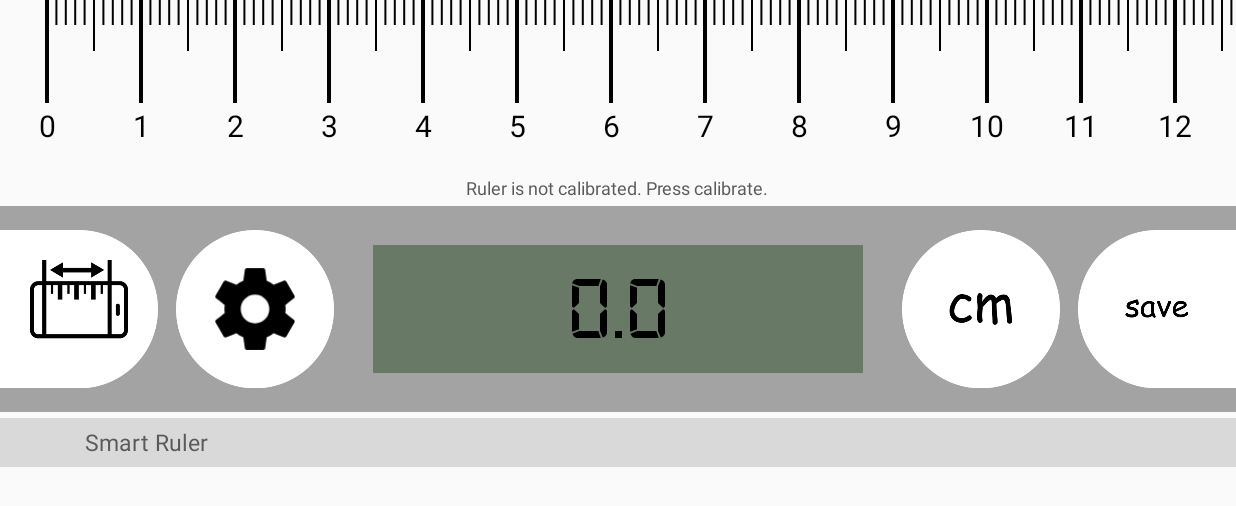
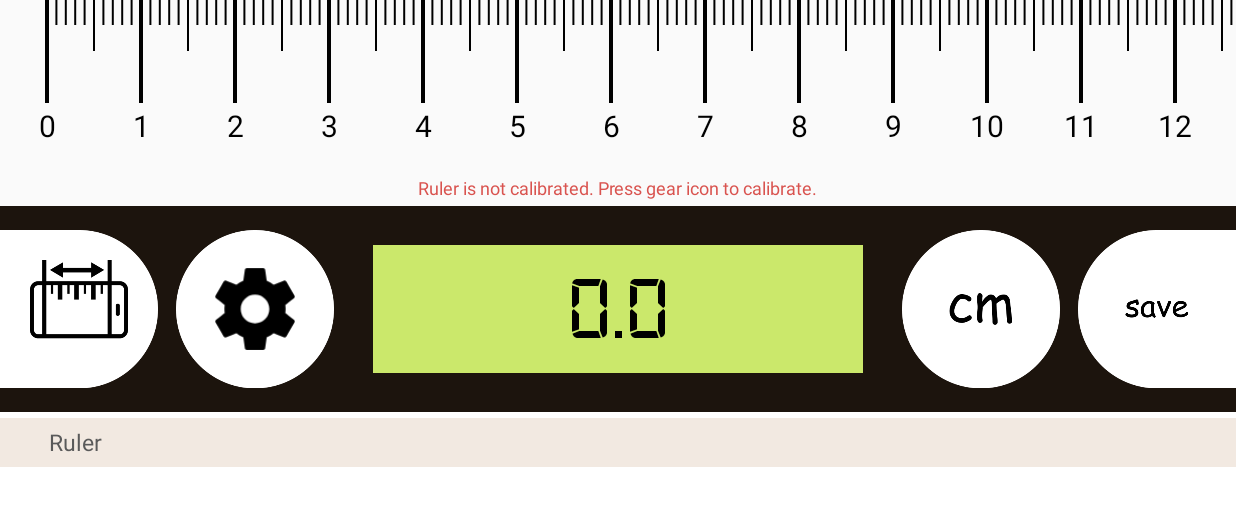
Before and after one commit to DariuszLelek/SmartRuler, an Android app: the screen it shows after launch (RulerActivity), on a phone screen of 824 x 412 dp (held sideways). Shown: the top 506 px of the screen. Run offline under Robolectric (Android 15) with nearby library versions, the light colour scheme and no system bars; our stand-ins replace AdMob; 2 statements that could not run were skipped.

Commit message:
Cosmetic adjustments.

```diff
--- a/app/src/main/AndroidManifest.xml
+++ b/app/src/main/AndroidManifest.xml
@@ -8,7 +8,7 @@
     <application
         android:allowBackup="true"
         android:fullBackupContent="true"
-        android:icon="@mipmap/ic_launcher"
+        android:icon="@mipmap/ic_ruler"
         android:label="@string/app_name"
         android:supportsRtl="true"
         android:theme="@style/AppTheme">
--- a/app/src/main/java/com/darodev/smartruler/RulerActivity.java
+++ b/app/src/main/java/com/darodev/smartruler/RulerActivity.java
@@ -12,6 +12,7 @@ import android.os.Bundle;
 import android.util.DisplayMetrics;
 import android.view.MotionEvent;
 import android.view.View;
+import android.view.WindowManager;
 import android.widget.ImageView;
 import android.widget.LinearLayout;
 import android.widget.RelativeLayout;
@@ -84,7 +85,7 @@ public class RulerActivity extends AppCompatActivity {
         prepareImageRulerBitmap();
         prepareImageRulerListener();
 
-        prepareAds();
+        //prepareAds();
     }
 
     private void prepareAds(){
--- a/app/src/main/java/com/darodev/smartruler/ruler/RulerMeasure.java
+++ b/app/src/main/java/com/darodev/smartruler/ruler/RulerMeasure.java
@@ -57,7 +57,7 @@ public class RulerMeasure {
 
     private void drawMeasureStart(Canvas canvas, Ruler ruler) {
         if (ruler == Ruler.SCREEN) {
-            int color = ContextCompat.getColor(context, R.color.measure_start);
+            int color = ContextCompat.getColor(context, R.color.measure_line);
             Paint paint = PaintProvider.getColorPaint(Constant.MEASURE_LINE_WIDTH.getValue(), color);
 
             drawLine(canvas, screenOffset, paint);
@@ -72,7 +72,7 @@ public class RulerMeasure {
     }
 
     private void drawMeasureEnd(Canvas canvas, int measureX) {
-        int color = ContextCompat.getColor(context, R.color.measure_end);
+        int color = ContextCompat.getColor(context, R.color.measure_line);
         Paint paint = PaintProvider.getColorPaint(Constant.MEASURE_LINE_WIDTH.getValue(), color);
 
         drawLine(canvas, measureX, paint);
--- a/app/src/main/res/layout/activity_ruler.xml
+++ b/app/src/main/res/layout/activity_ruler.xml
@@ -55,7 +55,7 @@
                     android:layout_gravity="bottom|center"
                     android:layout_marginBottom="4dp"
                     android:text="@string/text_info"
-                    android:textColor="@color/save_4"
+                    android:textColor="@color/color_error"
                     android:textSize="12sp"/>
 
             </FrameLayout>
@@ -166,6 +166,7 @@
         android:layout_width="match_parent"
         android:layout_height="match_parent"
         android:layout_weight="1"
+        android:background="@color/layout_footer_background"
         android:orientation="vertical">
 
         <LinearLayout
@@ -175,16 +176,18 @@
             android:layout_marginTop="4dp"
             android:background="@color/layout_save_background"
             android:gravity="center_vertical"
-                android:orientation="horizontal">
+            android:orientation="horizontal"
+            android:paddingLeft="8dp"
+            android:paddingRight="8dp">
 
             <TextView
                 android:id="@+id/text_empty_1"
                 android:layout_width="0dp"
                 android:layout_height="match_parent"
-                    android:layout_weight="2.25"
+                android:layout_weight="1"
                 android:gravity="center_vertical"
                 android:maxLines="1"
-                    android:text="@string/app_name_display"
+                android:text="@string/app_name"
                 android:textAlignment="center"
                 android:textColor="@color/save_4"
                 android:textSize="15sp"/>
@@ -193,7 +196,7 @@
                 android:id="@+id/text_empty_3"
                 android:layout_width="0dp"
                 android:layout_height="wrap_content"
-                    android:layout_weight="1.5"
+                android:layout_weight="2.75"
                 android:maxLines="1"
                 android:textAlignment="textEnd"
                 android:textSize="12sp"/>
--- a/app/src/main/res/values/colors.xml
+++ b/app/src/main/res/values/colors.xml
@@ -3,17 +3,19 @@
     <!--<color name="colorPrimary">#3F51B5</color>-->
     <color name="color_transparent">#00ffffff</color>
     <color name="color_semi_transparent">#e1ffffff</color>
+    <color name="color_error">#d9534f</color>
+    <color name="color_ruler">#cbe86b</color>
 
     <color name="layout_ruler_app_background">#00ffffff</color>
-    <color name="layout_content_background">#a3a3a3</color>
-    <color name="layout_save_background">#d9d9d9</color>
+    <color name="layout_content_background">#1C140D</color>
+    <color name="layout_save_background">#F2E9E1</color>
+    <color name="layout_footer_background">#FFFFFF</color>
     <color name="layout_content_text_background">#ffffff</color>
     <color name="layout_image_ruler_background">#ffffff</color>
-    <color name="layout_content_result_background">#687a66</color>
+    <color name="layout_content_result_background">#CBE86B</color>
 
-    <color name="measure_field">#501cff03</color>
-    <color name="measure_start">#a01cff03</color>
-    <color name="measure_end">#a01cff03</color>
+    <color name="measure_field">#9fcbe86b</color>
+    <color name="measure_line">#cfcbe86b</color>
 
     <color name="save_1">#000000</color>
     <color name="save_2">#1e1e1e</color>
--- a/app/src/main/res/values/strings.xml
+++ b/app/src/main/res/values/strings.xml
@@ -1,5 +1,5 @@
 <resources>
-    <string name="app_name">Smart Ruler</string>
+    <string name="app_name">Ruler</string>
     <string name="image_ruler">Ruler Image</string>
     <string name="image_options">Options Image</string>
     <string name="image_unit">Unit Image</string>
@@ -8,7 +8,7 @@
     <string name="image_shadow_right">Shadow Right Image</string>
     <string name="text_measure_result_empty">0.0</string>
     <string name="text_info"> </string>
-    <string name="info_ruler_not_calibrated">Ruler is not calibrated. Press calibrate.</string>
+    <string name="info_ruler_not_calibrated">Ruler is not calibrated. Press gear icon to calibrate.</string>
     <string name="info_ruler_not_calibrated_other">First set screen ruler.</string>
     <string name="unit_inch_mode_key">inchMode</string>
     <string name="pixels_in_inch_key">pixelsInInch</string>
@@ -20,16 +20,15 @@
     <string name="current_ruler_key">currentRuler</string>
     <string name="button_save_text">save</string>
     <string name="image_info">Info Image</string>
-    <string name="app_name_display">Smart Ruler</string>
     <string name="empty_text_placeholder">EMPTY</string>
     <string name="last_measure">last</string>
     <string name="calibration_result_key">calibrationResult</string>
     <string name="ruler_key">rulerKey</string>
     <string name="btn_done_text">Done</string>
     <string name="btn_cancel_text">Cancel</string>
-    <string name="info_calibrate_screen">Place card on phone screen as shown on picture.\nAdjust the green rectangle so the card is exactly inside of it.\nTap to begin.</string>
-    <string name="info_calibrate_left">Place card on the phone.\nAlign left card edge to the left phone edge.\nFor best result place your phone edge against a flat surface.\nTap to begin.</string>
-    <string name="info_calibrate_right">Place card on the phone.\nAlign right card edge to the right phone edge.\nFor best result place your phone edge against a flat surface.\nTap to begin.</string>
+    <string name="info_calibrate_screen">Place card on phone screen as shown on picture.\nAdjust the green rectangle so the card is exactly inside of it.\n\nTap to begin.</string>
+    <string name="info_calibrate_left">Place card on the phone.\nAlign left card edge to the left phone edge.\nFor best result place your phone edge against a flat surface.\n\nTap to begin.</string>
+    <string name="info_calibrate_right">Place card on the phone.\nAlign right card edge to the right phone edge.\nFor best result place your phone edge against a flat surface.\n\nTap to begin.</string>
     <string name="calibration_text">Calibration</string>
 
     <array name="save_slot_keys">
--- a/build.gradle
+++ b/build.gradle
@@ -1,14 +1,9 @@
-// Top-level build file where you can add configuration options common to all sub-projects/modules.
-
 buildscript {
     repositories {
         jcenter()
     }
     dependencies {
         classpath 'com.android.tools.build:gradle:2.3.3'
-
-        // NOTE: Do not place your application dependencies here; they belong
-        // in the individual module build.gradle files
     }
 }
 
```
Also changed, not shown: app/src/main/ic_launcher-web.png, app/src/main/ic_ruler-web.png (added), app/src/main/res/mipmap-hdpi/ic_launcher.png, app/src/main/res/mipmap-hdpi/ic_ruler.png (added), app/src/main/res/mipmap-mdpi/ic_launcher.png, app/src/main/res/mipmap-mdpi/ic_ruler.png (added), app/src/main/res/mipmap-xhdpi/ic_launcher.png, app/src/main/res/mipmap-xhdpi/ic_ruler.png (added), app/src/main/res/mipmap-xxhdpi/ic_launcher.png, app/src/main/res/mipmap-xxhdpi/ic_ruler.png (added), app/src/main/res/mipmap-xxxhdpi/ic_launcher.png, app/src/main/res/mipmap-xxxhdpi/ic_ruler.png (added). Lines whose indentation alone changed are shown as unchanged.
